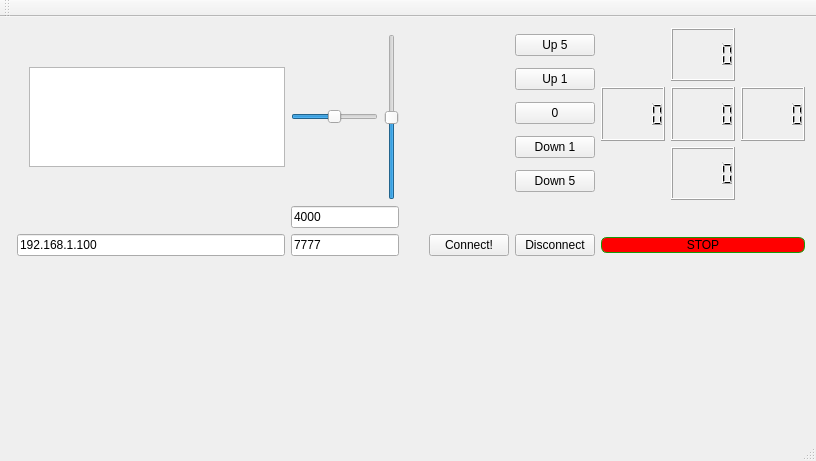
Before: the Qt Designer form mainwindow.ui in EvilTosha/copter-telemetrics, drawn with Qt 5.
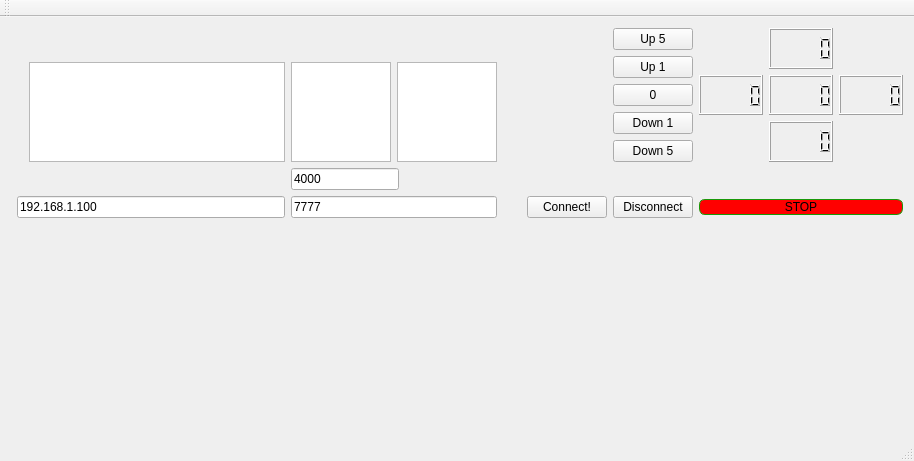
After: the same form once the commit is applied. Custom widgets are drawn as their Qt base class.

Commit message: add convenient representation of angles

```diff
--- a/mainwindow.ui
+++ b/mainwindow.ui
@@ -6,7 +6,7 @@
    <rect>
     <x>0</x>
     <y>0</y>
-    <width>706</width>
+    <width>786</width>
     <height>461</height>
    </rect>
   </property>
@@ -178,34 +178,34 @@
     <item row="2" column="4">
      <layout class="QHBoxLayout" name="horizontalLayout">
       <item>
-       <widget class="QSlider" name="ySlider">
-        <property name="styleSheet">
-         <string notr="true"/>
+       <widget class="QGraphicsView" name="yGraphicsView">
+        <property name="minimumSize">
+         <size>
+          <width>100</width>
+          <height>100</height>
+         </size>
         </property>
-        <property name="minimum">
-         <number>-200</number>
-        </property>
-        <property name="maximum">
-         <number>200</number>
-        </property>
-        <property name="orientation">
-         <enum>Qt::Horizontal</enum>
+        <property name="maximumSize">
+         <size>
+          <width>100</width>
+          <height>100</height>
+         </size>
         </property>
        </widget>
       </item>
       <item>
-       <widget class="QSlider" name="xSlider">
-        <property name="styleSheet">
-         <string notr="true"/>
+       <widget class="QGraphicsView" name="xGraphicsView">
+        <property name="minimumSize">
+         <size>
+          <width>100</width>
+          <height>100</height>
+         </size>
         </property>
-        <property name="minimum">
-         <number>-200</number>
-        </property>
-        <property name="maximum">
-         <number>200</number>
-        </property>
-        <property name="orientation">
-         <enum>Qt::Vertical</enum>
+        <property name="maximumSize">
+         <size>
+          <width>100</width>
+          <height>100</height>
+         </size>
         </property>
        </widget>
       </item>
```
Left out of the diff: 2 changed lines with no effect on the pictures. The commit also changes 2 other files.
